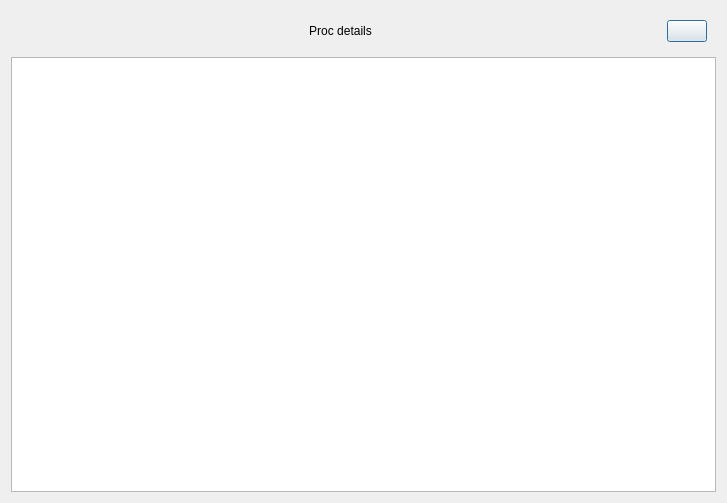
The window that ui/procdialog.ui (Lewisjohnward/Task_Manager_PySide) describes before a commit, drawn with Qt 5.
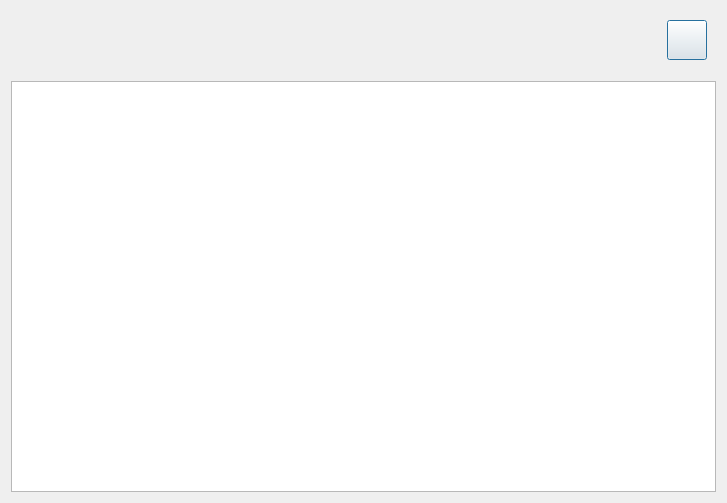
The same window after the commit.

Commit message: added fs view

The edit to the form file:
```diff
--- a/ui/procdialog.ui
+++ b/ui/procdialog.ui
@@ -17,10 +17,13 @@
    <item>
     <widget class="QWidget" name="widget" native="true">
      <layout class="QHBoxLayout" name="horizontalLayout">
+      <property name="bottomMargin">
+       <number>15</number>
+      </property>
       <item>
        <widget class="QLabel" name="proc_title">
         <property name="text">
-         <string>Proc details</string>
+         <string/>
         </property>
         <property name="alignment">
          <set>Qt::AlignCenter</set>
@@ -37,8 +40,14 @@
         </property>
         <property name="minimumSize">
          <size>
-          <width>0</width>
-          <height>0</height>
+          <width>40</width>
+          <height>40</height>
+         </size>
+        </property>
+        <property name="maximumSize">
+         <size>
+          <width>40</width>
+          <height>40</height>
          </size>
         </property>
         <property name="text">
@@ -50,7 +59,35 @@
     </widget>
    </item>
    <item>
-    <widget class="QTableWidget" name="proc_dialog_table"/>
+    <widget class="QTableView" name="proc_dialog_table">
+     <property name="editTriggers">
+      <set>QAbstractItemView::NoEditTriggers</set>
+     </property>
+     <property name="selectionMode">
+      <enum>QAbstractItemView::SingleSelection</enum>
+     </property>
+     <property name="selectionBehavior">
+      <enum>QAbstractItemView::SelectRows</enum>
+     </property>
+     <property name="textElideMode">
+      <enum>Qt::ElideNone</enum>
+     </property>
+     <property name="showGrid">
+      <bool>false</bool>
+     </property>
+     <property name="wordWrap">
+      <bool>true</bool>
+     </property>
+     <attribute name="horizontalHeaderVisible">
+      <bool>false</bool>
+     </attribute>
+     <attribute name="horizontalHeaderStretchLastSection">
+      <bool>true</bool>
+     </attribute>
+     <attribute name="verticalHeaderVisible">
+      <bool>false</bool>
+     </attribute>
+    </widget>
    </item>
   </layout>
  </widget>
```
Left out of the diff: 6 changed lines with no effect on the pictures. The commit also changes 10 other files.
